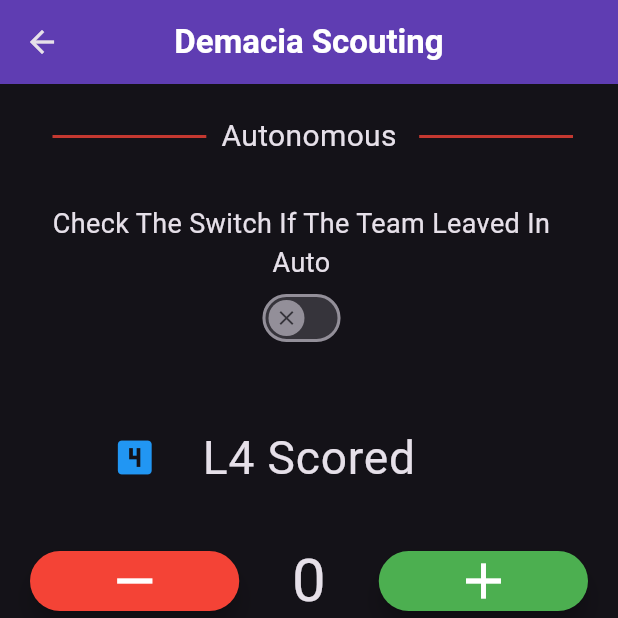
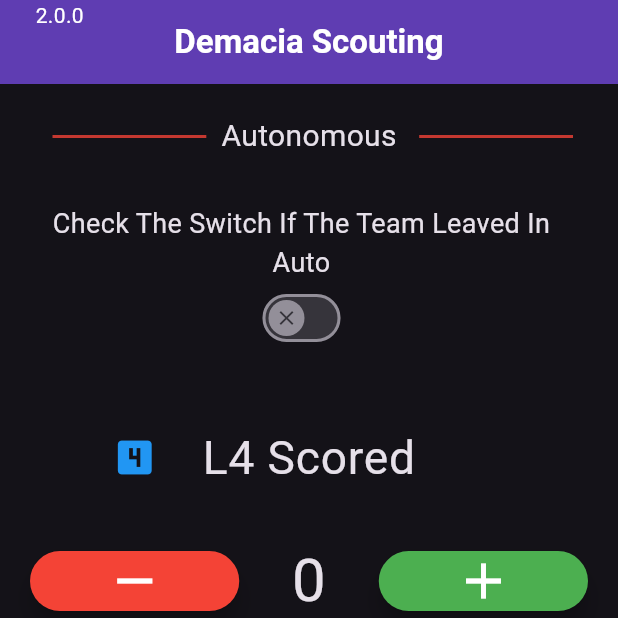
Before and after one commit to Tomer-3431/scouting_qr, a Flutter app: the AutonomousForm screen opened directly with empty values, on a phone screen of 412 x 824 dp, the top half of it. Run offline on Flutter 3.47's test engine with Material 3 defaults, Android fonts, the light colour scheme and no system bars; our stand-ins replace qr_flutter; missing offline and left inert: orbit_standard_library.

Commit message:
add version to the app bar

```diff
--- a/lib/widgets/demacia_app_bar.dart
+++ b/lib/widgets/demacia_app_bar.dart
@@ -19,5 +19,14 @@
   );
 
   @override
+  final Widget leading = Text(
+    "2.0.0",
+    textAlign: TextAlign.end,
+    style: TextStyle(
+      color: Colors.white
+    )
+  );
+
+  @override
   final Color backgroundColor = Colors.deepPurple.shade700;
 }
```
